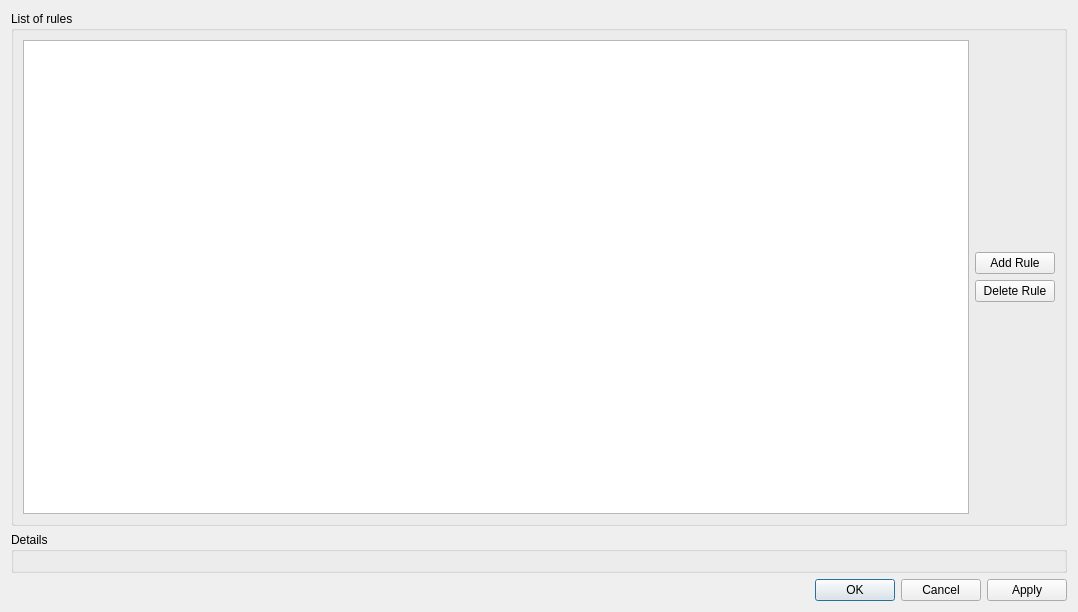
The window that client/src/ui/dialogs/business_rules_dialog.ui (networkoptix/nx_open) describes before a commit, drawn with Qt 5.
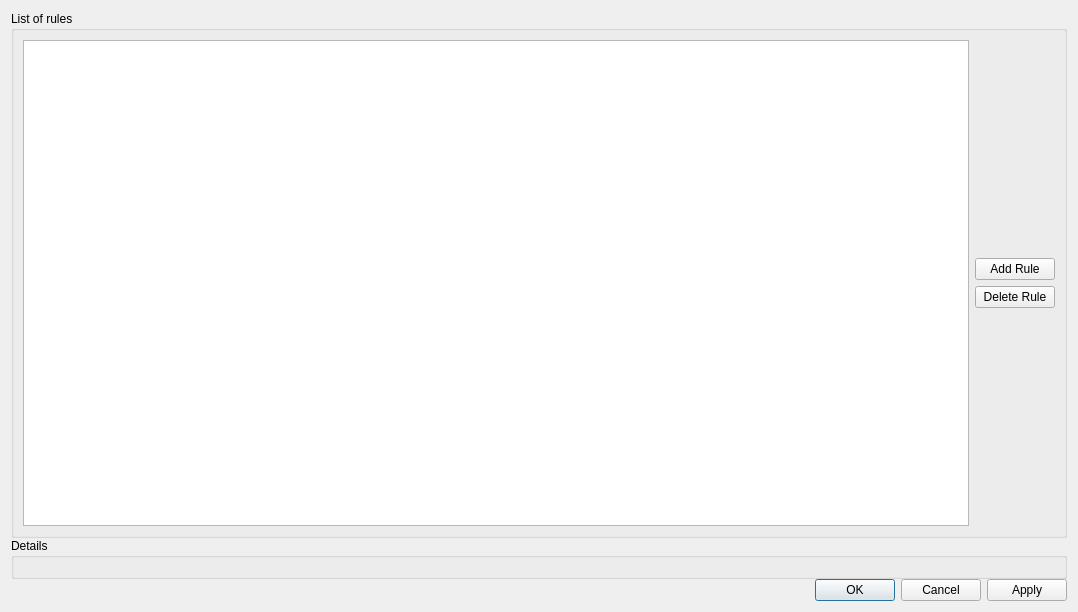
The same window after the commit.

Commit message:
Business rules dialog enchancements
<==== Mercurial data ====>
Branch: master

Patch:
```diff
--- a/client/src/ui/dialogs/business_rules_dialog.ui
+++ b/client/src/ui/dialogs/business_rules_dialog.ui
@@ -14,6 +14,9 @@
    <string>Server Management Rules</string>
   </property>
   <layout class="QVBoxLayout" name="verticalLayout_2">
+   <property name="spacing">
+    <number>0</number>
+   </property>
    <item>
     <widget class="QGroupBox" name="rulesGroupBox">
      <property name="title">
```
The commit also changes 6 other files.
